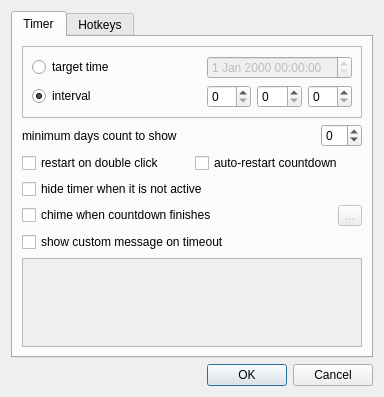
Old version of the form plugins/countdown_timer/gui/settings_dialog.ui in the repository Kolcha/DigitalClock4.
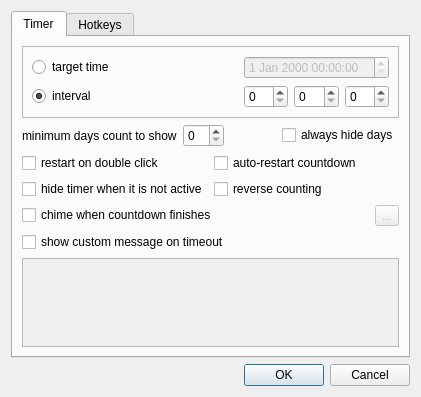
New version of the form.

Commit message:
countdown_timer: redesigned settings dialog
branch : plugins

Diff of the .ui file:
```diff
--- a/plugins/countdown_timer/gui/settings_dialog.ui
+++ b/plugins/countdown_timer/gui/settings_dialog.ui
@@ -6,7 +6,7 @@
    <rect>
     <x>0</x>
     <y>0</y>
-    <width>384</width>
+    <width>421</width>
     <height>397</height>
    </rect>
   </property>
@@ -127,7 +127,7 @@
         </widget>
        </item>
        <item row="2" column="0" colspan="2">
-        <layout class="QHBoxLayout" name="horizontalLayout" stretch="1,0">
+        <layout class="QHBoxLayout" name="horizontalLayout">
          <item>
           <widget class="QLabel" name="min_days_label">
            <property name="text">
@@ -144,8 +144,25 @@
             <string>If remaining days count less than this value, days will not be shown.
 Set this to -1 to never show days count, or to 0 to always show.</string>
            </property>
-           <property name="minimum">
-            <number>-1</number>
+          </widget>
+         </item>
+         <item>
+          <spacer name="horizontalSpacer">
+           <property name="orientation">
+            <enum>Qt::Horizontal</enum>
+           </property>
+           <property name="sizeHint" stdset="0">
+            <size>
+             <width>40</width>
+             <height>20</height>
+            </size>
+           </property>
+          </spacer>
+         </item>
+         <item>
+          <widget class="QCheckBox" name="hide_days_always">
+           <property name="text">
+            <string>always hide days</string>
            </property>
           </widget>
          </item>
@@ -158,13 +175,20 @@
          </property>
         </widget>
        </item>
-       <item row="8" column="0" colspan="2">
+       <item row="8" column="0">
         <widget class="QCheckBox" name="hide_if_inactive">
          <property name="text">
           <string>hide timer when it is not active</string>
          </property>
         </widget>
        </item>
+       <item row="8" column="1">
+        <widget class="QCheckBox" name="reverse_counting">
+         <property name="text">
+          <string>reverse counting</string>
+         </property>
+        </widget>
+       </item>
       </layout>
      </widget>
      <widget class="QWidget" name="hotkeys_tab">
```
Left out of the diff: 64 changed lines with no effect on the pictures.
